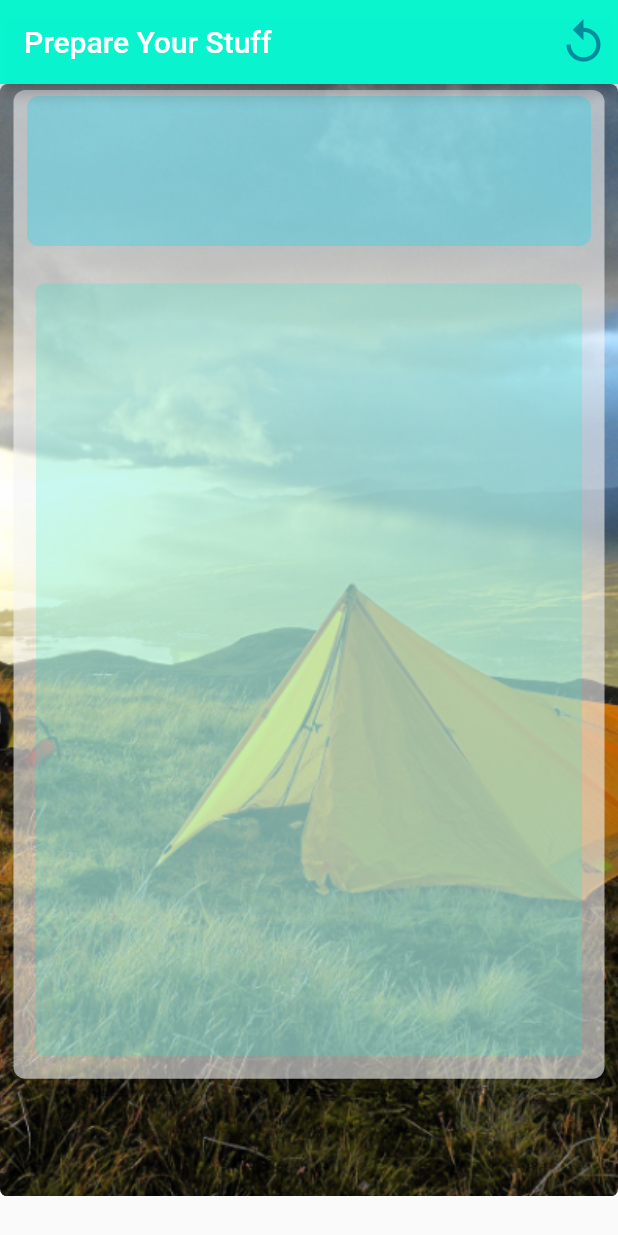
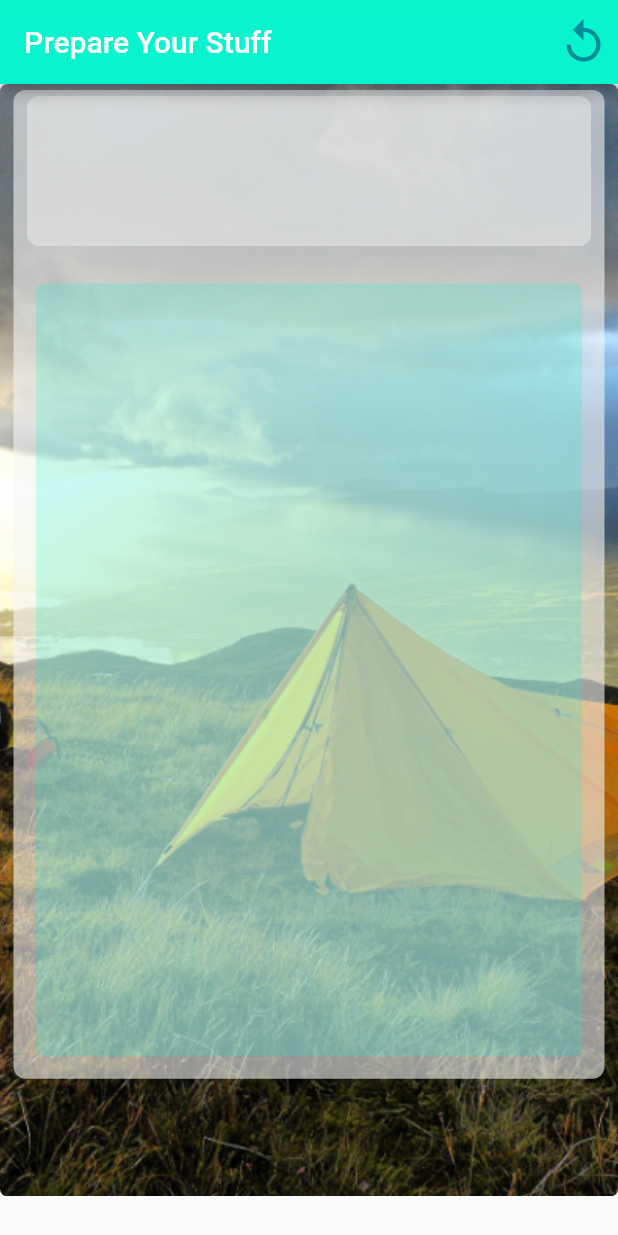
Before and after one commit to akbridha/outdoor, a Flutter app: the screen it shows after launch, on a phone screen of 412 x 824 dp. Run offline on Flutter 3.47's test engine with Material 2 defaults, Android fonts, the phone set to English and light mode, and no system bars; network calls fail.

Commit message:
Sudah bisa print hasil cart di listview kedua

```diff
--- a/lib/rentactivity.dart
+++ b/lib/rentactivity.dart
@@ -33,20 +33,12 @@ class _rentactivityState extends State<rentactivity> {
         appBar: AppBar(
           title: Text("Prepare Your Stuff"),
           actions: [
-            // IconButton(
-            //     icon: Icon(Icons.login,
-            //         color: const Color(0xFF0000FF), size: 34.0),
-            //     onPressed: () {}),
             IconButton(
                 icon: Icon(Icons.replay_outlined,
                     color: Color.fromARGB(255, 1, 140, 158), size: 34.0),
                 onPressed: () {
                   ambilData();
                 }),
-            // IconButton(
-            //     icon: Icon(Icons.settings,
-            //         color: const Color(0xFF00FF00), size: 34.0),
-            //     onPressed: () {}),
           ],
           backgroundColor: Color.fromARGB(252, 7, 245, 206),
         ),
@@ -74,12 +66,25 @@ class _rentactivityState extends State<rentactivity> {
               height: MediaQuery.of(context).size.height * 0.8,
               child: Column(children: [
                 Container(
+                  //kotak atas cart
                   margin: EdgeInsets.fromLTRB(9, 4, 9, 10),
                   decoration: BoxDecoration(
                       borderRadius: BorderRadius.circular(8),
-                      color: Color.fromARGB(255, 0, 221, 250).withOpacity(0.3)),
+                      color:
+                          Color.fromARGB(255, 229, 230, 230).withOpacity(0.6)),
                   height: 100,
                   width: MediaQuery.of(context).size.width,
+                  child: ListView.separated(
+                      itemBuilder: ((context, index) => Card(
+                            child: Text(cart[index]),
+                          )),
+                      separatorBuilder: (
+                        context,
+                        index,
+                      ) {
+                        return Divider();
+                      },
+                      itemCount: cart.length),
                 ),
                 Expanded(
                   //box tosca
@@ -99,6 +104,7 @@ class _rentactivityState extends State<rentactivity> {
                       children: [
                         Expanded(
                           child: ListView.separated(
+                              ////////////////////////////////////////////
                               itemBuilder: ((context, index) => Card(
                                     child: Row(
                                       children: [
@@ -166,6 +172,7 @@ class _rentactivityState extends State<rentactivity> {
                                                             .biaya_sewa);
                                                     print("ini isi cart " +
                                                         cart.toString());
+                                                    setState(() {});
                                                   },
                                                   child: const Text("Tambah"),
                                                 ),
```
